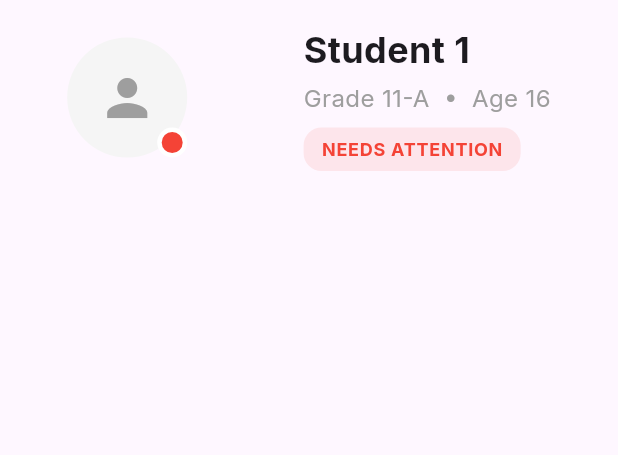
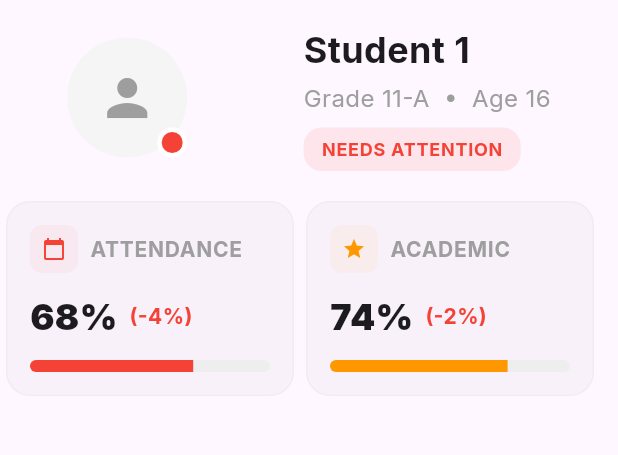
Before and after one commit to julienjamile/visentryx, a Flutter app: the screen it shows after launch, after a tap on "Sign In", after a tap on "View All", after a tap on "Student 1", on a phone screen of 412 x 824 dp, the part 120-575 px from its top. Run offline on Flutter 3.47's test engine with Material 3 defaults, Android fonts, the phone set to English and light mode, and no system bars; our stand-ins replace firebase_core, fl_chart; accounts and stored records are empty.

Commit message:
Student Profile Percent Widget

```diff
--- a/lib/studentprofile.dart
+++ b/lib/studentprofile.dart
@@ -19,6 +19,12 @@ class StudentProfileScreen extends StatelessWidget {
       body: Column(
         children: [
           StudentProfile(name: name, section: section, age: "16", status: status),
+          Row(
+            children: [
+              PercentBarWidget(label: "ATTENDANCE", value: 68, delta: -4, icon: Icons.calendar_today, color: Colors.red),
+              PercentBarWidget(label: "ACADEMIC", value: 74, delta: -2, icon: Icons.grade, color: Colors.orange)
+            ],
+          )
         ],
       ),
     );
@@ -153,3 +159,75 @@ class StudentProfile extends StatelessWidget {
     );
   }
 }
+
+class PercentBarWidget extends StatelessWidget {
+  final String label;
+  final int value; // e.g., 68
+  final int delta; // e.g., -4
+  final IconData icon;
+  final Color color;
+
+  const PercentBarWidget({
+    required this.label,
+    required this.value,
+    required this.delta,
+    required this.icon,
+    required this.color
+  });
+
+  @override
+  Widget build(BuildContext context) {
+    // Determine color based on delta
+    Color trendColor = delta < 0 ? Colors.red : Colors.green;
+
+    return SizedBox(
+      width: 200,
+      child: Card(
+        elevation: 0,
+        shape: RoundedRectangleBorder(
+          borderRadius: BorderRadius.circular(16),
+          side: BorderSide(color: Colors.grey.shade200),
+        ),
+        child: Padding(
+          padding: const EdgeInsets.all(16.0),
+          child: Column(
+            crossAxisAlignment: CrossAxisAlignment.start,
+            children: [
+              // 1. Icon and Label
+              Row(
+                children: [
+                  Container(
+                    padding: const EdgeInsets.all(8),
+                    decoration: BoxDecoration(color: color.withOpacity(0.05), borderRadius: BorderRadius.circular(8)),
+                    child: Icon(icon, color: color, size: 16),
+                  ),
+                  const SizedBox(width: 8),
+                  Text(label, style: const TextStyle(fontWeight: FontWeight.bold, color: Colors.grey, letterSpacing: 0.5)),
+                ],
+              ),
+              const SizedBox(height: 12),
+              Row(
+                children: [
+                  Text("$value%", style: const TextStyle(fontWeight: FontWeight.w900, fontSize: 24)),
+                  const SizedBox(width: 8),
+                  Text("($delta%)", style: TextStyle(fontWeight: FontWeight.bold, color: trendColor)),
+                ],
+              ),
+              const SizedBox(height: 12),
+              // 3. Progress Bar
+              ClipRRect(
+                borderRadius: BorderRadius.circular(10),
+                child: LinearProgressIndicator(
+                  value: value / 100,
+                  backgroundColor: Colors.grey.shade200,
+                  color: color,
+                  minHeight: 8,
+                ),
+              ),
+            ],
+          ),
+        ),
+      ),
+    );
+  }
+}
--- a/pubspec.yaml
+++ b/pubspec.yaml
@@ -29,6 +29,7 @@ environment:
 # versions available, run `flutter pub outdated`.
 dependencies:
   fl_chart: ^0.68.0
+
   flutter:
     sdk: flutter
 
```
